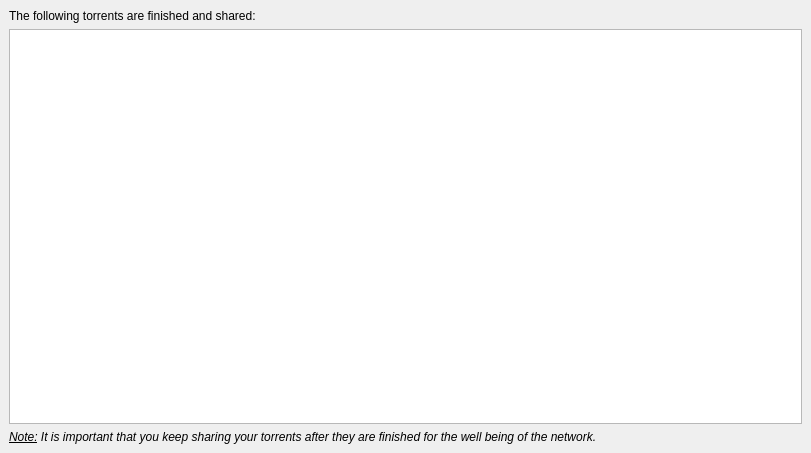
Before: the Qt Designer form src/seeding.ui in SysAdminDoc/qBittorrent-Vanced, drawn with Qt 5.
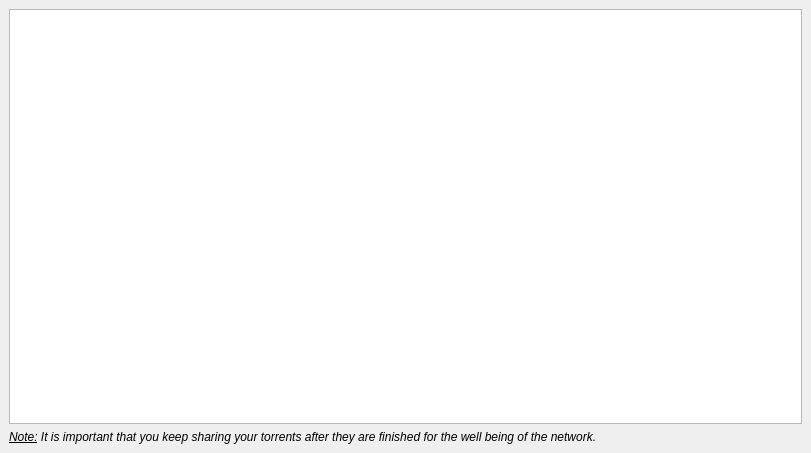
After: the same form once the commit is applied. Icons and pictures are not drawn.

Commit message: - Logs are now in a separate dialog

Diff of the .ui file:
```diff
--- a/src/seeding.ui
+++ b/src/seeding.ui
@@ -28,13 +28,6 @@
    <property name="bottomMargin" >
     <number>9</number>
    </property>
-   <item>
-    <widget class="QLabel" name="lbl_finished" >
-     <property name="text" >
-      <string>The following torrents are finished and shared:</string>
-     </property>
-    </widget>
-   </item>
    <item>
     <widget class="QTreeView" name="finishedList" >
      <property name="contextMenuPolicy" >
```
The commit also changes 7 other files.
